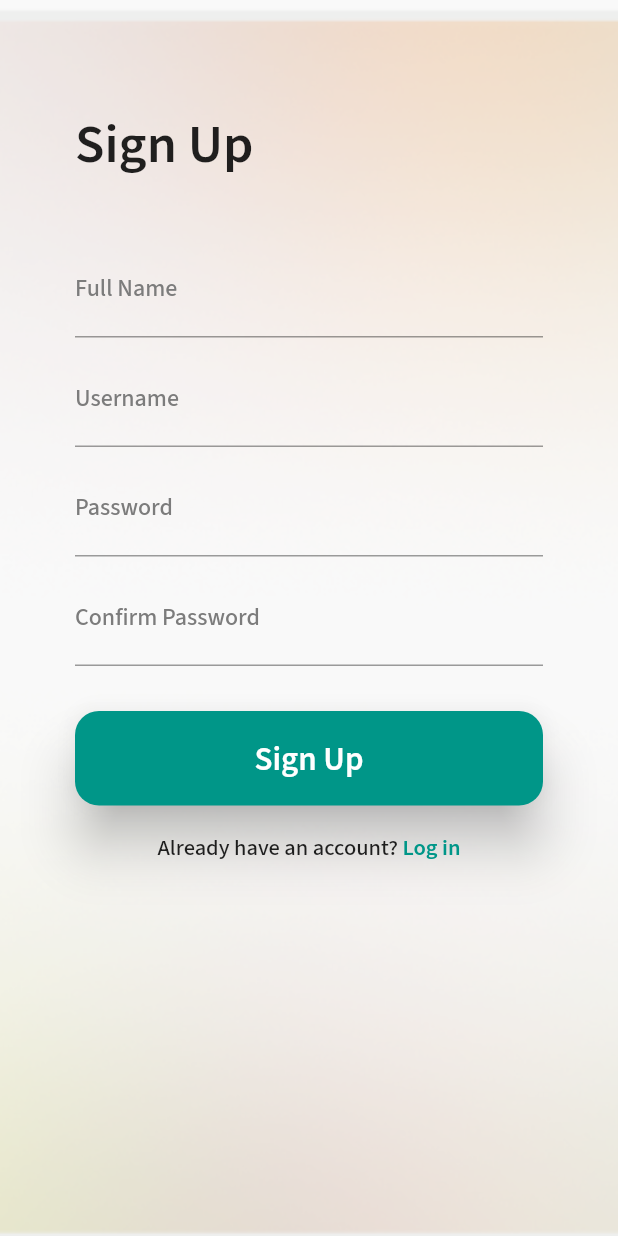
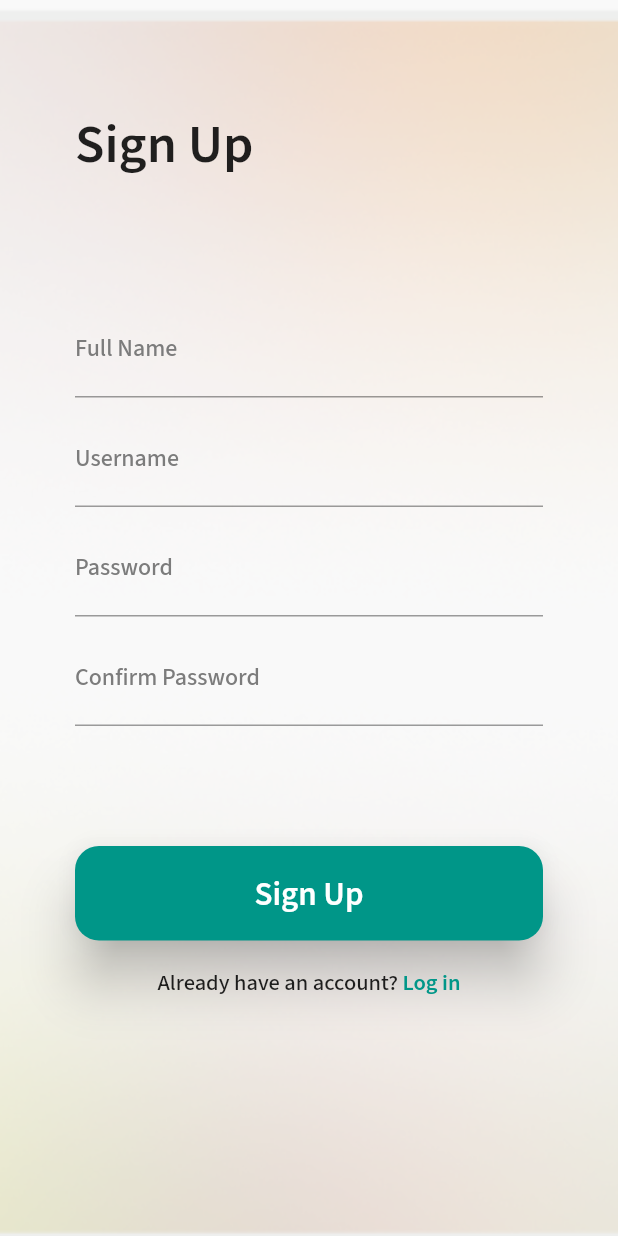
Before and after one commit to IyadAlanssary/Mahallna, a Flutter app: the SignUp screen opened directly, on a phone screen of 412 x 824 dp. Run offline on Flutter 3.47's test engine with Material 2 defaults, Android fonts, the phone set to English and light mode, and no system bars; our stand-ins replace flutter_svg.

Commit message:
Fixing height issues on sign up widget

```diff
--- a/lib/sign_up.dart
+++ b/lib/sign_up.dart
@@ -34,7 +34,7 @@ class SignUp extends StatelessWidget {
                     ),
                   ),
                   const SizedBox(
-                    height: 40,
+                    height: 80,
                   ),
                   TextField(
                     textInputAction: TextInputAction.next,
@@ -64,7 +64,7 @@ class SignUp extends StatelessWidget {
                     decoration: textfld('Confirm Password'),
                   ),
                   const SizedBox(
-                    height: 30,
+                    height: 80,
                   ),
                   getButton(context),
                   const SizedBox(height: 18),
```
